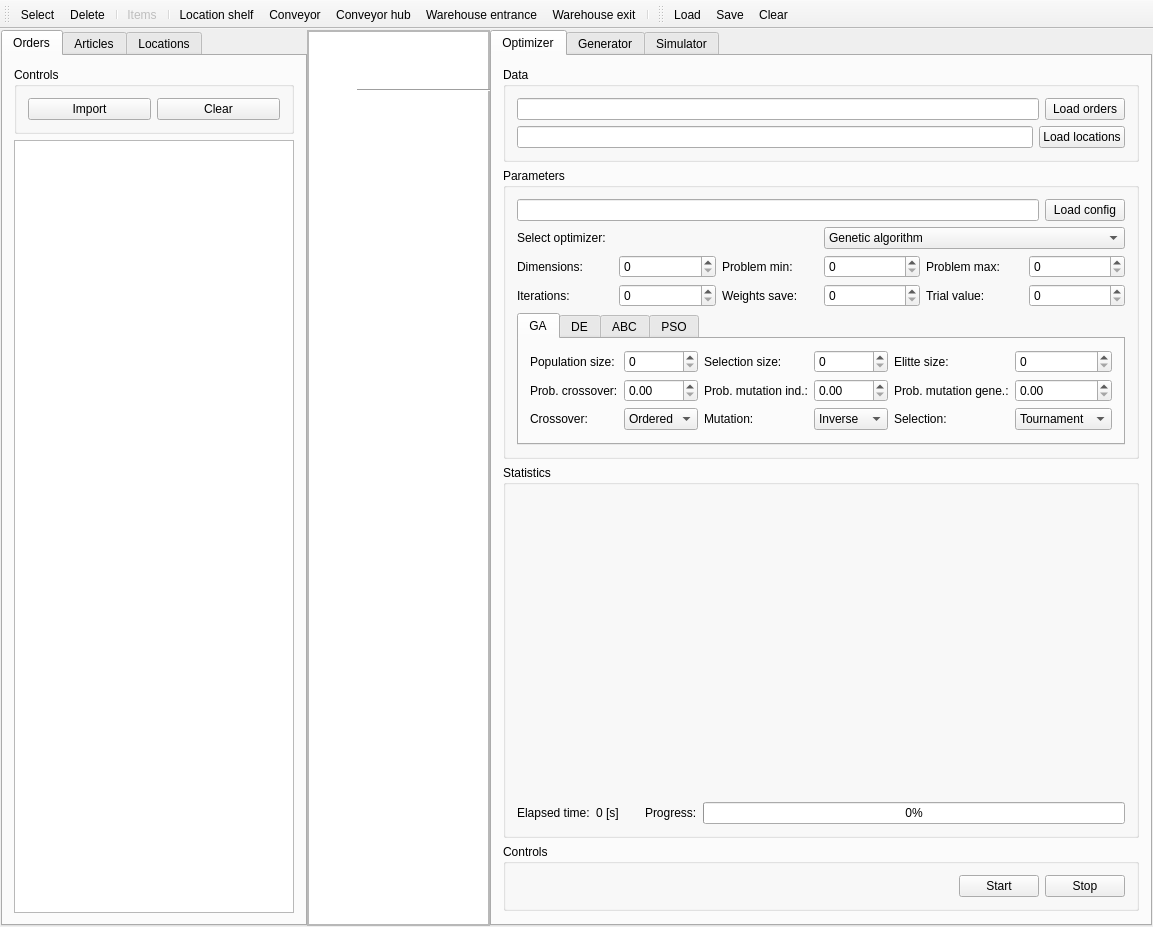
The window that src/gui/mainwindow.ui (kocica/warehouse-manager) describes before a commit, drawn with Qt 5.
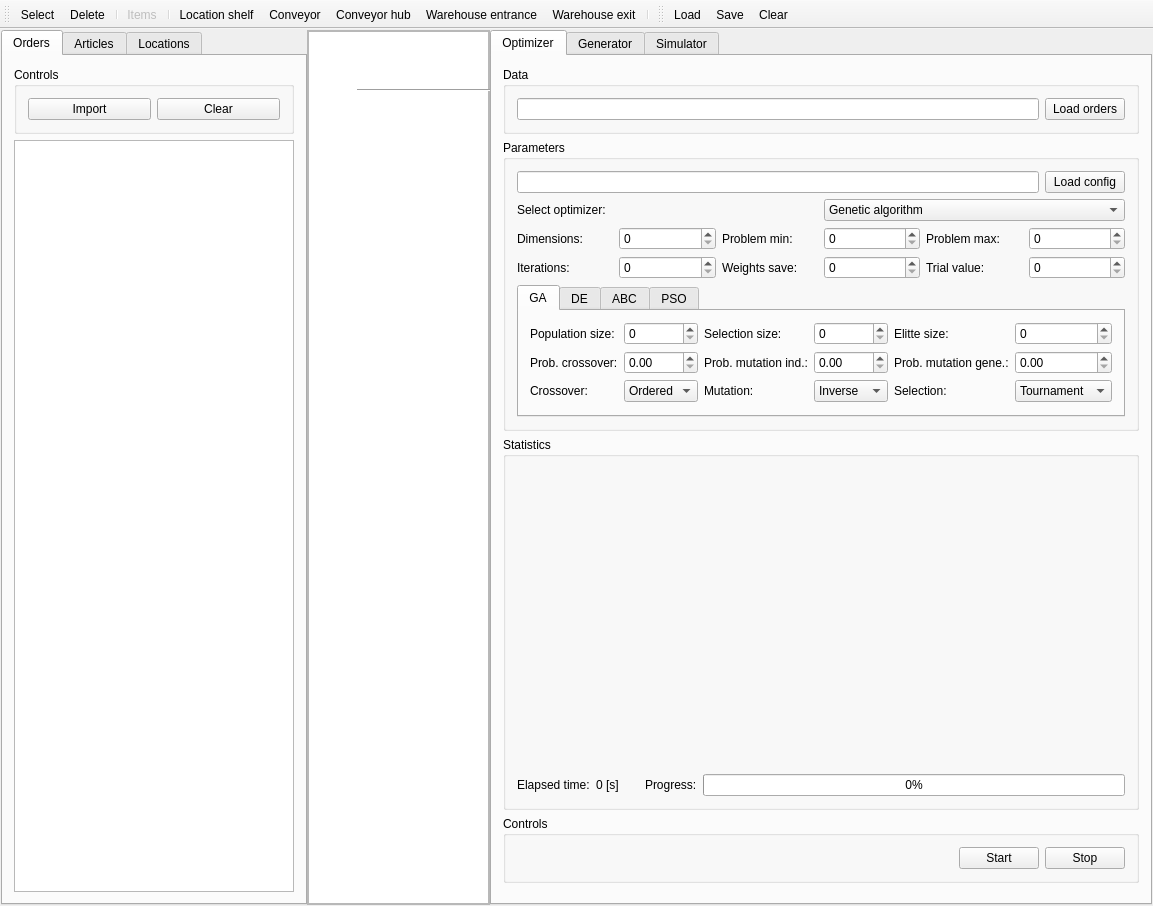
The same window after the commit. Icons and pictures are not drawn. Custom widgets are drawn as their Qt base class.

Commit message: UI Locations unified and fixed

```diff
--- a/src/gui/mainwindow.ui
+++ b/src/gui/mainwindow.ui
@@ -288,20 +288,6 @@
                  </item>
                 </layout>
                </item>
-               <item>
-                <layout class="QHBoxLayout" name="locationsLayout">
-                 <item>
-                  <widget class="QLineEdit" name="locationsLine"/>
-                 </item>
-                 <item>
-                  <widget class="QPushButton" name="locationsLoad">
-                   <property name="text">
-                    <string>Load locations</string>
-                   </property>
-                  </widget>
-                 </item>
-                </layout>
-               </item>
               </layout>
              </widget>
             </item>
```
Left out of the diff: 14 changed lines with no effect on the pictures. The commit also changes 3 other files.
